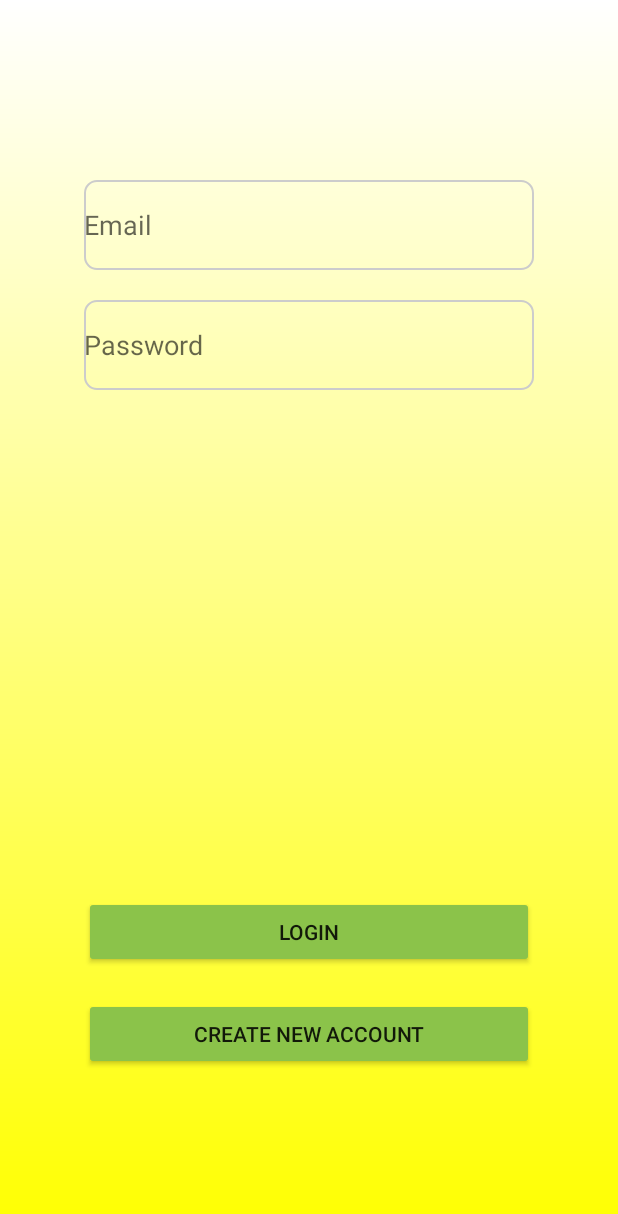
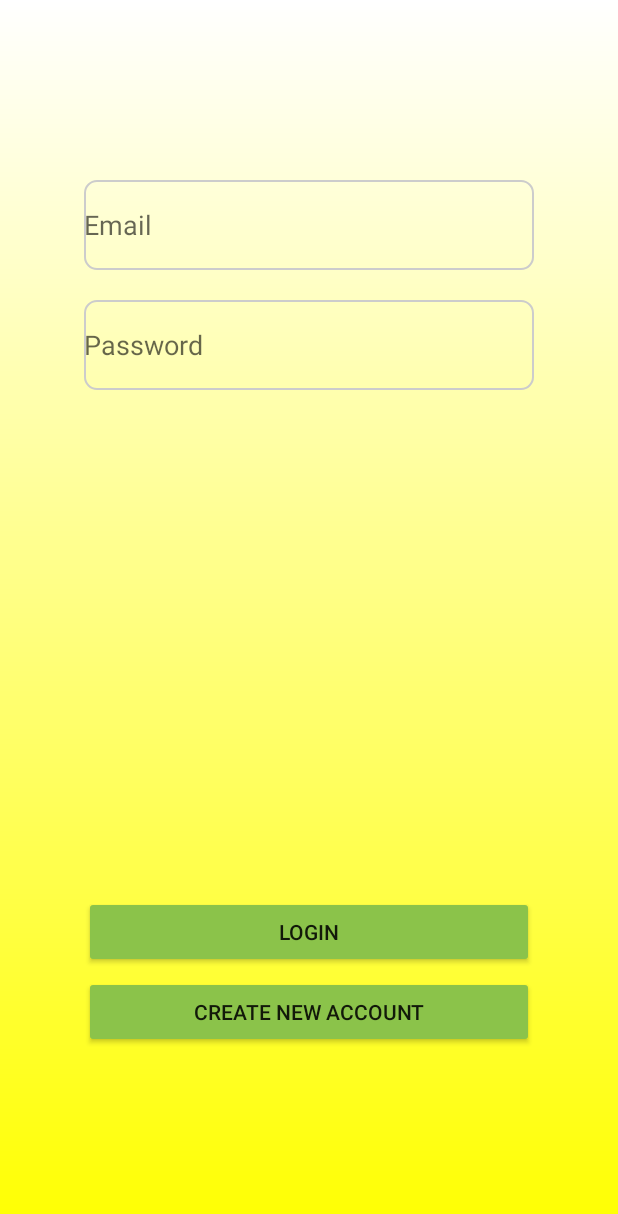
Before and after one commit to baoNgnlq/JournalTrailApp, an Android app built with Jetpack Compose: the layout fragment_login.xml on its own in the app's theme, with its tools: preview values and no code run, on a phone screen of 412 x 824 dp. Shown: the top 1214 px of the screen. Run offline under Robolectric (Android 15) with nearby library versions, the phone set to English and light mode, and no system bars.

Commit message:
[SELFLEARNING] finalize login fragment

```diff
--- a/app/src/main/java/com/example/journaltrailapp/ui/fragments/LoginFragment.kt
+++ b/app/src/main/java/com/example/journaltrailapp/ui/fragments/LoginFragment.kt
@@ -8,12 +8,9 @@ import android.view.LayoutInflater
 import android.view.View
 import android.view.ViewGroup
 import android.widget.Toast
-import androidx.navigation.fragment.findNavController
-import com.example.journaltrailapp.R
 import com.example.journaltrailapp.databinding.FragmentLoginBinding
 import com.google.firebase.Firebase
 import com.google.firebase.auth.FirebaseAuth
-import com.google.firebase.auth.FirebaseAuthMultiFactorException
 import com.google.firebase.auth.FirebaseUser
 import com.google.firebase.auth.auth
 
@@ -54,6 +51,10 @@ class LoginFragment : Fragment() {
                 val email = binding.email.text.toString()
                 val password = binding.password.text.toString()
                 signIn(email, password)
+            }
+            logoutBtn.setOnClickListener{signOut()}
+            moveMainBtn.setOnClickListener {
+                // TODO: Add handler move to other Fragment
             }
         }
     }
@@ -159,6 +160,21 @@ class LoginFragment : Fragment() {
     }
 
     private fun updateUI(user: FirebaseUser?) {
+        if (null != user) {
+            with(binding) {
+                layoutVerified.visibility = View.VISIBLE
+                layoutUnverified.visibility = View.GONE
+                btnGroupVerified.visibility = View.VISIBLE
+                btnGroupUnverified.visibility = View.GONE
+            }
+        } else {
+            with(binding) {
+                layoutVerified.visibility = View.GONE
+                layoutUnverified.visibility = View.VISIBLE
+                btnGroupVerified.visibility = View.GONE
+                btnGroupUnverified.visibility = View.VISIBLE
+            }
+        }
     }
 
     override fun onDestroyView() {
--- a/app/src/main/res/layout/fragment_login.xml
+++ b/app/src/main/res/layout/fragment_login.xml
@@ -7,10 +7,41 @@
     android:background="@drawable/login_bkg"
     android:weightSum="1"
     tools:context=".ui.fragments.LoginFragment">
-    <LinearLayout
+    <FrameLayout
         android:layout_width="match_parent"
         android:layout_height="match_parent"
-        android:layout_weight="0.3"
+        android:layout_weight="0.3">
+
+        <LinearLayout
+            android:id="@+id/layout_verified"
+            android:layout_width="match_parent"
+            android:layout_height="match_parent"
+            android:visibility="gone"
+            android:orientation="vertical">
+            <TextView
+                android:layout_width="match_parent"
+                android:layout_height="60dp"
+                android:gravity="center"
+                android:text="Welcome"
+                android:layout_marginTop="150dp"
+                android:textSize="28sp" />
+
+            <TextView
+                android:id="@+id/email_info_verified"
+                android:layout_width="wrap_content"
+                android:layout_height="60dp"
+                android:gravity="center"
+                android:layout_gravity="center"
+                android:layout_marginTop="20dp"
+                android:text="nbnbn@gmail.com"
+                android:textSize="20sp"
+                android:background="@drawable/login_back_ground"/>
+        </LinearLayout>
+
+        <LinearLayout
+            android:id="@+id/layout_unverified"
+            android:layout_width="match_parent"
+            android:layout_height="match_parent"
             android:orientation="vertical">
             <EditText
                 android:id="@+id/email"
@@ -21,8 +52,8 @@
                 android:background="@drawable/login_back_ground"
                 android:layout_gravity="center"
                 android:importantForAutofill="no"
-                android:inputType="text" />
-
+                android:inputType="text"
+                tools:ignore="TextFields" />
             <EditText
                 android:id="@+id/password"
                 android:layout_width="300dp"
@@ -32,13 +63,46 @@
                 android:layout_gravity="center"
                 android:layout_marginTop="20dp"
                 android:hint="Password"
-                android:inputType="text"/>
+                android:inputType="text"
+                tools:ignore="TextFields" />
+        </LinearLayout>
+
+
+    </FrameLayout>
+
+    <FrameLayout
+        android:layout_width="match_parent"
+        android:layout_height="match_parent"
+        android:layout_weight="0.7">
+        <LinearLayout
+            android:id="@+id/btn_group_verified"
+            android:layout_width="match_parent"
+            android:layout_height="match_parent"
+            android:visibility="gone"
+            android:orientation="vertical">
+            <Button
+                android:id="@+id/move_main_btn"
+                android:layout_width="300dp"
+                android:layout_height="wrap_content"
+                android:layout_gravity="center_horizontal"
+                android:backgroundTint="#8BC34A"
+                android:text="Show Journal"/>
+            <Button
+                android:id="@+id/logout_btn"
+                android:layout_width="300dp"
+                android:layout_height="wrap_content"
+                android:layout_marginTop="20dp"
+                android:layout_gravity="center_horizontal"
+                android:backgroundTint="#8BC34A"
+                android:text="logout"/>
+
         </LinearLayout>
 
         <LinearLayout
+            android:id="@+id/btn_group_unverified"
             android:layout_width="match_parent"
             android:layout_height="match_parent"
-        android:layout_weight="0.7"
+            android:visibility="visible"
             android:orientation="vertical">
             <Button
                 android:id="@+id/login_btn"
@@ -48,15 +112,14 @@
                 android:layout_gravity="center_horizontal"
                 android:backgroundTint="#8BC34A"
                 android:text="Login"/>
-
             <Button
                 android:id="@+id/new_acc_btn"
                 android:layout_width="300dp"
                 android:layout_height="wrap_content"
-            android:layout_marginTop="20dp"
+                android:layout_marginTop="5dp"
                 android:layout_gravity="center_horizontal"
                 android:backgroundTint="#8BC34A"
                 android:text="Create new Account"/>
-
         </LinearLayout>
+    </FrameLayout>
 </LinearLayout>
```
Lines whose indentation alone changed are shown as unchanged.
